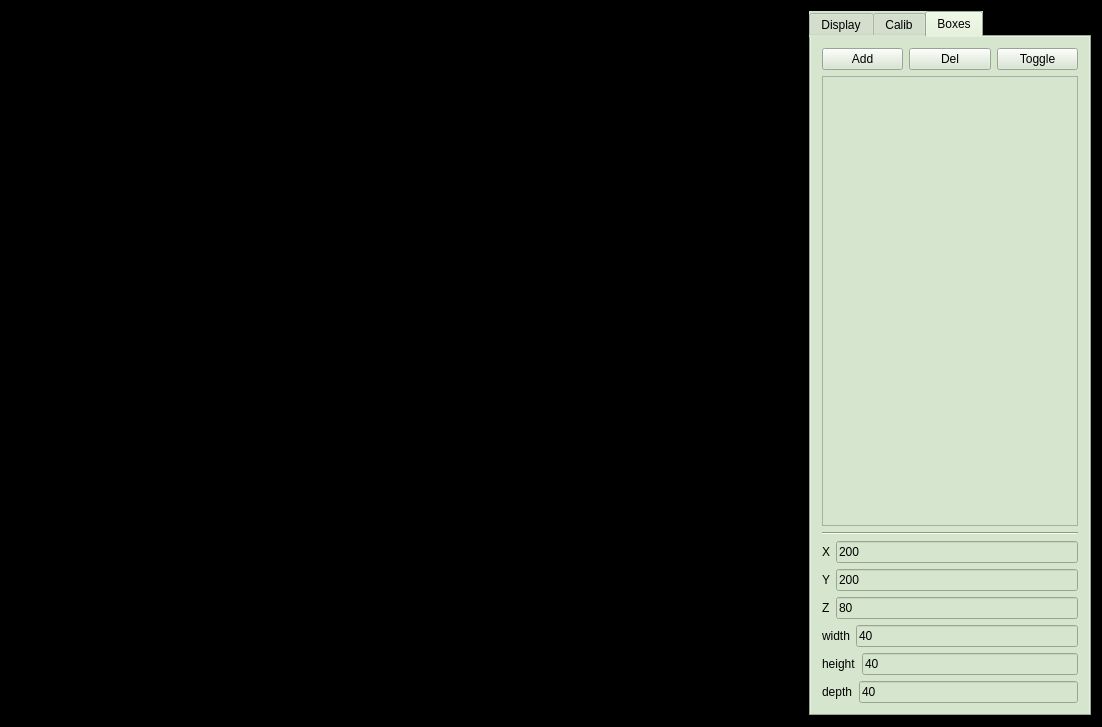
The window that mainwindow.ui (yquemener/Natural-Navigator) describes before a commit, drawn with Qt 5.
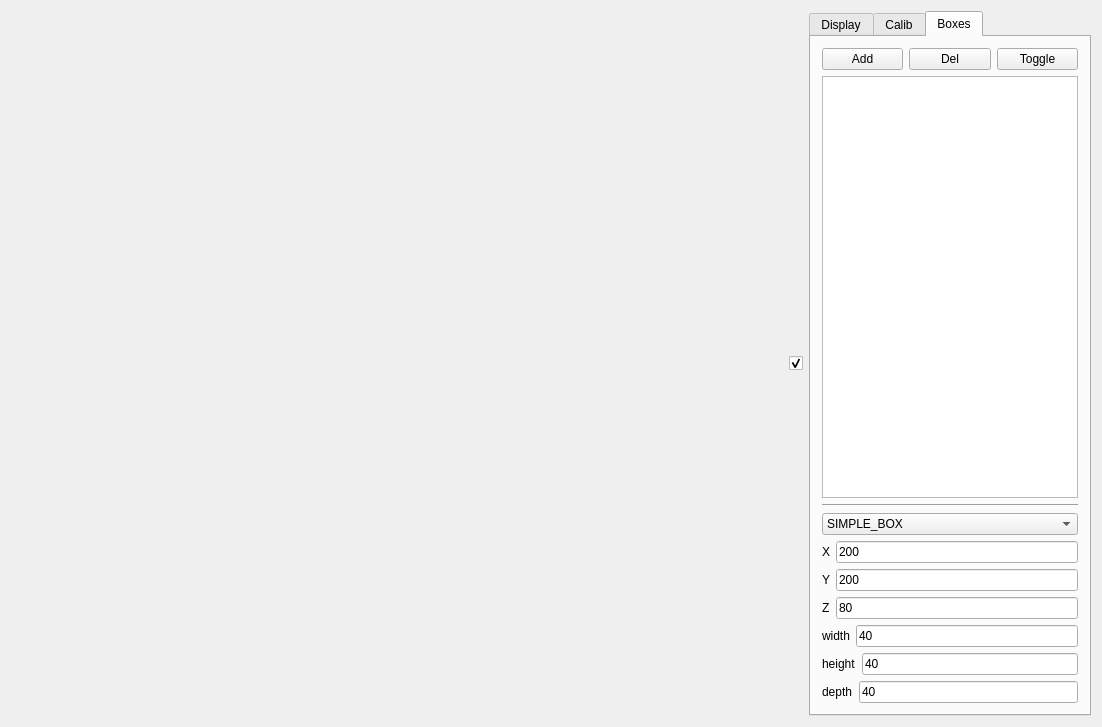
The same window after the commit. The open tabs and pages were chosen to show the change.

```diff
--- a/mainwindow.ui
+++ b/mainwindow.ui
@@ -13,9 +13,6 @@
   <property name="windowTitle">
    <string>MainWindow</string>
   </property>
-  <property name="styleSheet">
-   <string notr="true">background-color: rgb(0, 0, 0);</string>
-  </property>
   <widget class="QWidget" name="centralWidget">
    <layout class="QHBoxLayout" name="horizontalLayout_4">
     <item>
@@ -70,9 +67,6 @@
         <verstretch>0</verstretch>
        </sizepolicy>
       </property>
-      <property name="styleSheet">
-       <string notr="true">background-color: rgb(214, 229, 205);</string>
-      </property>
       <property name="currentIndex">
        <number>1</number>
       </property>
@@ -511,6 +505,25 @@
           </property>
          </widget>
         </item>
+        <item>
+         <widget class="QComboBox" name="cmb_box_type">
+          <item>
+           <property name="text">
+            <string>SIMPLE_BOX</string>
+           </property>
+          </item>
+          <item>
+           <property name="text">
+            <string>HSLIDER</string>
+           </property>
+          </item>
+          <item>
+           <property name="text">
+            <string>TOGGLE_BOX</string>
+           </property>
+          </item>
+         </widget>
+        </item>
         <item>
          <layout class="QHBoxLayout" name="horizontalLayout_2">
           <item>
```
